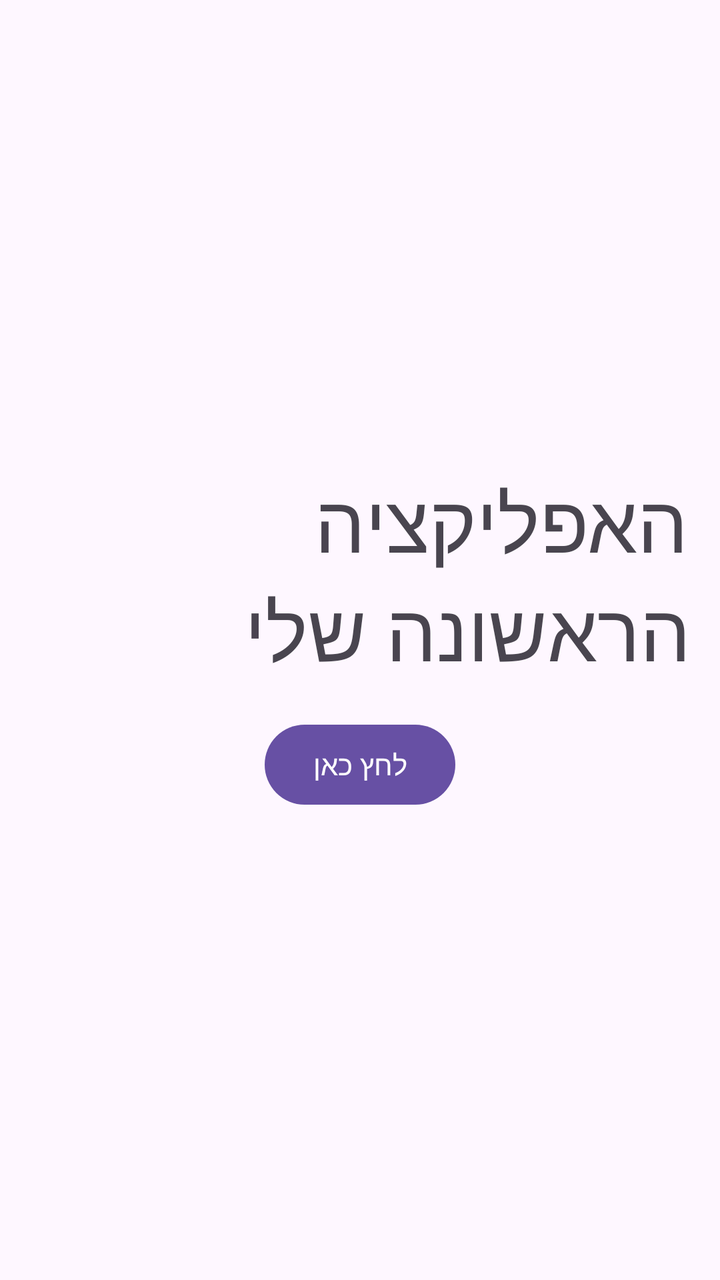
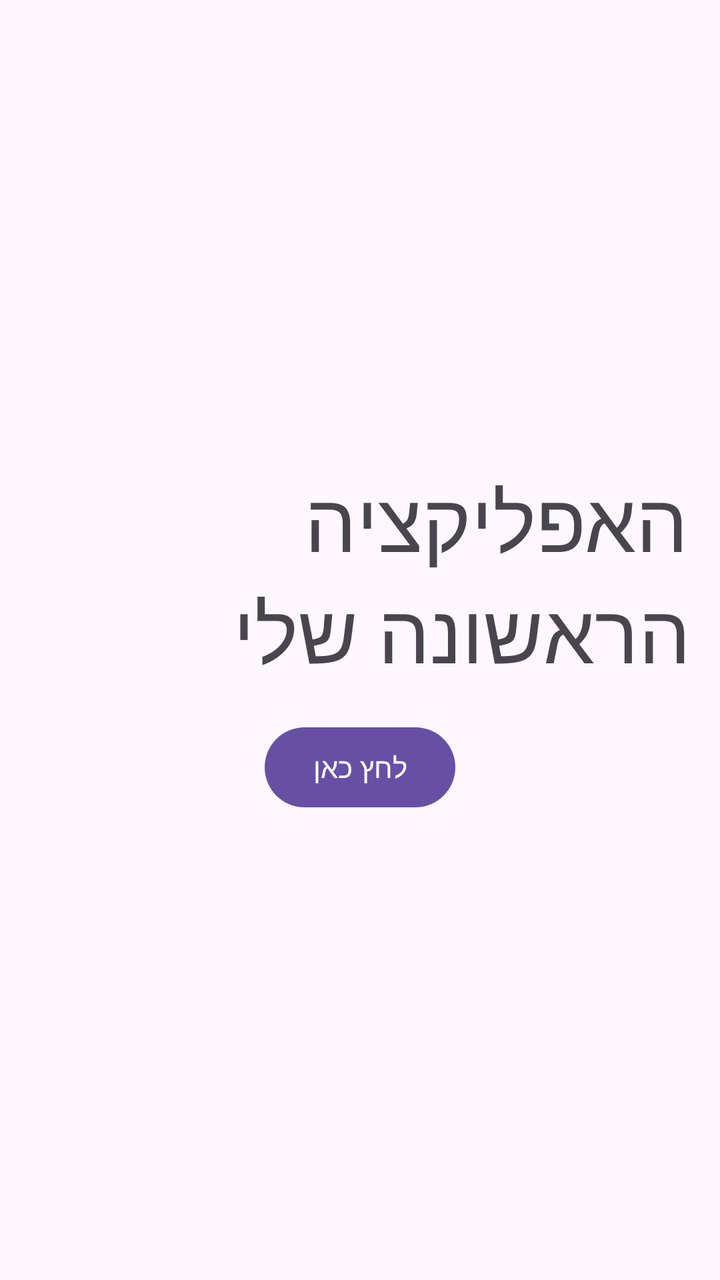

Before-and-after screenshots of an Android layout around one commit, followed by the original layout XML and the change that was made.
<!-- AndroidManifest.xml: application theme Theme.DanielKashi -->
<!-- res/layout/activity_main.xml -->
<?xml version="1.0" encoding="utf-8"?>
<LinearLayout xmlns:android="http://schemas.android.com/apk/res/android"
    android:layout_width="match_parent"
    android:layout_height="match_parent"
    android:orientation="vertical"
    android:gravity="center"
    android:padding="16dp"
    android:id="@+id/main">

    <TextView
        android:id="@+id/tvTitle"
        android:layout_width="wrap_content"
        android:layout_height="wrap_content"
        android:text="@string/my_message"
        android:textSize="40sp"
        />

    <Button
        android:id="@+id/btn_click_me"
        android:layout_width="wrap_content"
        android:layout_height="wrap_content"
        android:layout_marginTop="16dp"
        android:text="@string/click_here" />
</LinearLayout>
<!-- resources referenced by this layout -->
<resources>
  <string name="click_here">לחץ כאן</string>
  <string name="my_message">
      האפליקציה הראשונה שלי
  </string>
  <style name="Theme.DanielKashi" parent="Base.Theme.DanielKashi" />
  <style name="Base.Theme.DanielKashi" parent="Theme.Material3.DayNight.NoActionBar">
          
          
      </style>
</resources>

<!-- the commit's change to res/layout/activity_main.xml (unified diff, before → after) -->
@@ -12,7 +12,8 @@
         android:layout_width="wrap_content"
         android:layout_height="wrap_content"
         android:text="@string/my_message"
-        android:textSize="40sp"
+        android:textSize="41sp"
+
         />
 
     <Button
